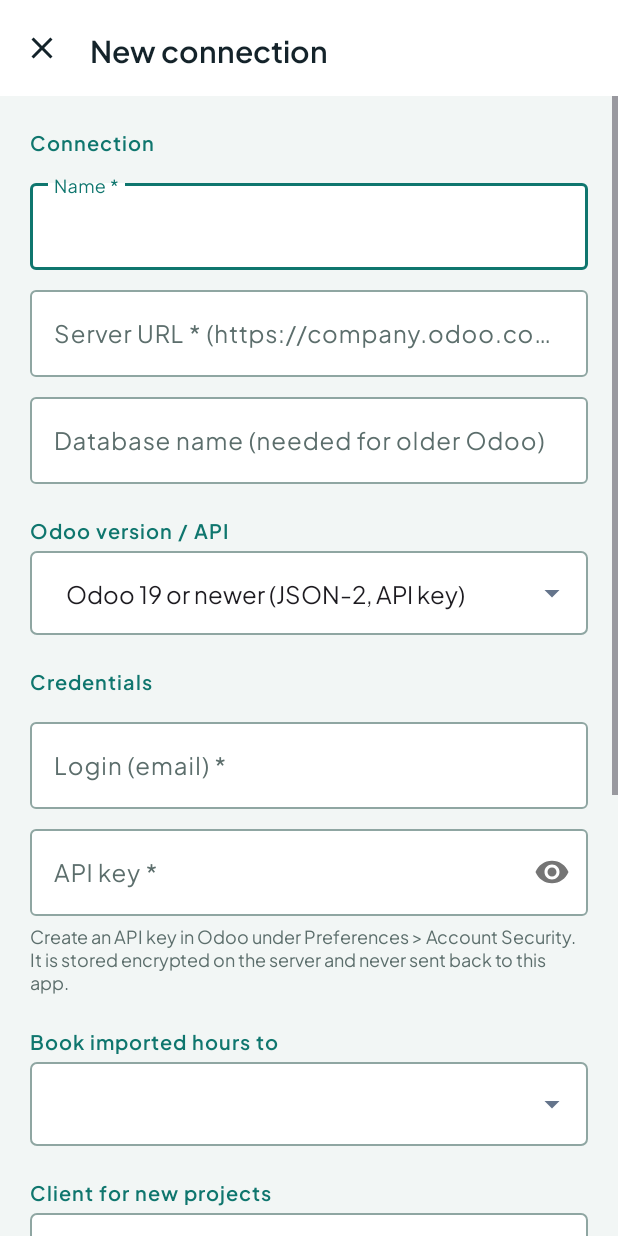
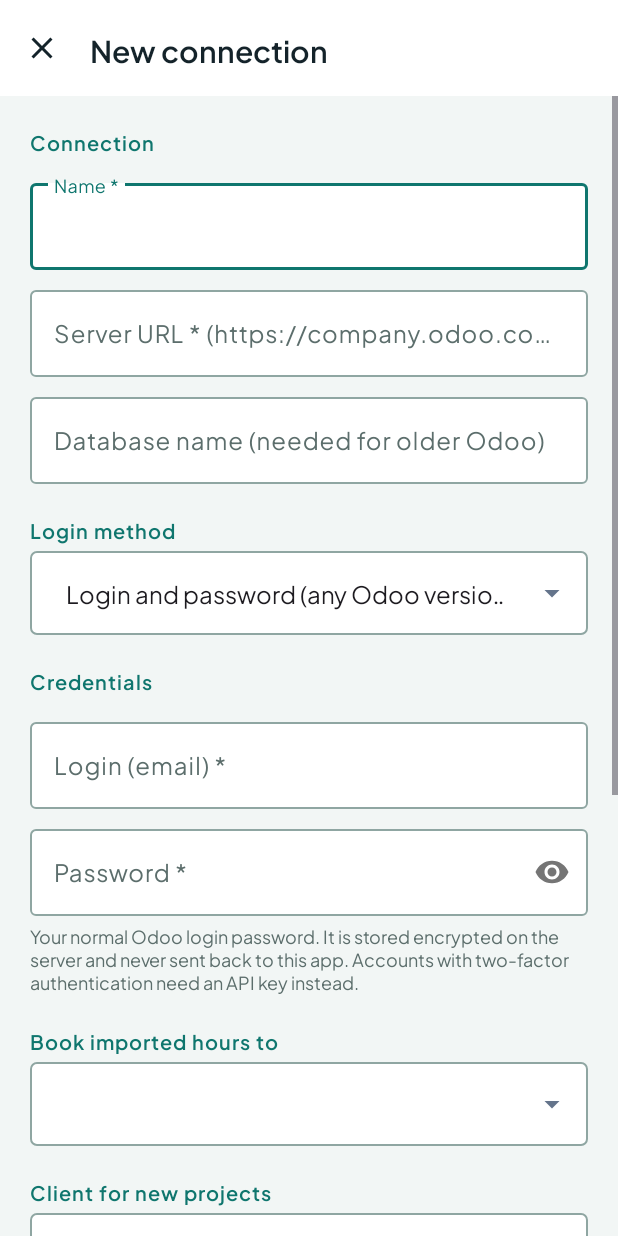
Before and after one commit to MarinKatava/invosuite-android, an Android app: the IntegrationFormActivity screen opened directly, with no data from a screen before it, on a phone screen of 412 x 824 dp. Run offline under Robolectric (Android 15) with nearby library versions, the phone set to English and light mode, and no system bars; network calls fail; 2 statements that could not run were skipped.

Commit message:
Odoo connection form: choose login/password, API key or legacy login
Also bumps Android Gradle Plugin to 8.13.2 and Gradle to 8.13.

Co-Authored-By: Claude Sonnet 5.5 <noreply@anthropic.com>

```diff
--- a/app/src/main/java/com/invoisuite/app/integration/IntegrationFormActivity.java
+++ b/app/src/main/java/com/invoisuite/app/integration/IntegrationFormActivity.java
@@ -32,10 +32,18 @@ public class IntegrationFormActivity extends BaseActivity {
 
     public static final String EXTRA_INTEGRATION_ID = "integration_id";
 
-    private static final String[] API_MODE_CODES = {"JSON2", "JSONRPC"};
+    private static final String[] API_MODE_CODES = {"SESSION", "JSON2", "JSONRPC"};
     private static final String[] API_MODE_LABELS = {
-            "Odoo 19 or newer (JSON-2, API key)",
+            "Login and password (any Odoo version)",
+            "API key (Odoo 19 or newer, JSON-2)",
             "Older Odoo (JSON-RPC, password or API key)"};
+    private static final String[] SECRET_NAMES = {"Password", "API key", "Password or API key"};
+    private static final String[] SECRET_HELP = {
+            "Your normal Odoo login password. It is stored encrypted on the server and never sent back to this app. "
+                    + "Accounts with two-factor authentication need an API key instead.",
+            "Create an API key in Odoo under Preferences > Account Security. It is stored encrypted on the server "
+                    + "and never sent back to this app.",
+            "Your Odoo password or an API key. It is stored encrypted on the server and never sent back to this app."};
 
     private ActivityIntegrationFormBinding binding;
     private ApiService api;
@@ -69,6 +77,17 @@ public class IntegrationFormActivity extends BaseActivity {
         binding.importButton.setVisibility(editing ? View.VISIBLE : View.GONE);
 
         binding.apiModeSpinner.setAdapter(new ArrayAdapter<>(this, android.R.layout.simple_spinner_dropdown_item, API_MODE_LABELS));
+        binding.apiModeSpinner.setOnItemSelectedListener(new AdapterView.OnItemSelectedListener() {
+            @Override
+            public void onItemSelected(AdapterView<?> parent, View view, int position, long id) {
+                updateSecretTexts();
+            }
+
+            @Override
+            public void onNothingSelected(AdapterView<?> parent) {
+            }
+        });
+        updateSecretTexts();
         companyAdapter = new ArrayAdapter<>(this, android.R.layout.simple_spinner_dropdown_item, companyLabels);
         binding.companySpinner.setAdapter(companyAdapter);
         clientAdapter = new ArrayAdapter<>(this, android.R.layout.simple_spinner_dropdown_item, clientLabels);
@@ -189,11 +208,11 @@ public class IntegrationFormActivity extends BaseActivity {
         binding.activeSwitch.setChecked(c.active());
 
         hasStoredKey = c.hasApiKey();
-        binding.apiKeyLayout.setHint(hasStoredKey ? "API key (leave blank to keep the saved one)" : "API key *");
 
         for (int i = 0; i < API_MODE_CODES.length; i++) {
             if (API_MODE_CODES[i].equals(c.apiMode())) binding.apiModeSpinner.setSelection(i);
         }
+        updateSecretTexts();
 
         pendingClientId = c.clientId();
         for (int i = 0; i < companies.size(); i++) {
@@ -203,6 +222,14 @@ public class IntegrationFormActivity extends BaseActivity {
             }
         }
         loadClients(c.companyId());
+    }
+
+    /** Labels the secret field (password vs API key) to match the selected login method. */
+    private void updateSecretTexts() {
+        int mode = Math.max(0, binding.apiModeSpinner.getSelectedItemPosition());
+        String name = SECRET_NAMES[mode];
+        binding.apiKeyLayout.setHint(hasStoredKey ? name + " (leave blank to keep the saved one)" : name + " *");
+        binding.apiKeyHelp.setText(SECRET_HELP[mode]);
     }
 
     /** Builds the request from the form, or returns null after telling the user what is missing. */
@@ -226,7 +253,7 @@ public class IntegrationFormActivity extends BaseActivity {
             return null;
         }
         if (apiKey.isEmpty() && !hasStoredKey) {
-            toast("Enter the API key");
+            toast("Enter the " + SECRET_NAMES[binding.apiModeSpinner.getSelectedItemPosition()].toLowerCase());
             return null;
         }
 
--- a/app/src/main/res/layout/activity_integration_form.xml
+++ b/app/src/main/res/layout/activity_integration_form.xml
@@ -43,7 +43,7 @@
                 <com.google.android.material.textfield.TextInputEditText android:id="@+id/dbInput" style="@style/FormInput" />
             </com.google.android.material.textfield.TextInputLayout>
 
-            <TextView style="@style/SectionLabel" android:text="Odoo version / API" />
+            <TextView style="@style/SectionLabel" android:text="Login method" />
             <Spinner
         android:background="@drawable/bg_spinner"
         android:paddingStart="16dp"
@@ -62,7 +62,7 @@
                 android:id="@+id/apiKeyLayout"
                 style="@style/FormField"
                 app:passwordToggleEnabled="true"
-                android:hint="API key *">
+                android:hint="Password *">
                 <com.google.android.material.textfield.TextInputEditText
                     android:id="@+id/apiKeyInput"
                     style="@style/FormInput"
--- a/build.gradle
+++ b/build.gradle
@@ -1,3 +1,3 @@
 plugins {
-    id 'com.android.application' version '8.5.2' apply false
+    id 'com.android.application' version '8.13.2' apply false
 }
```
Also changed, not shown: gradle/wrapper/gradle-wrapper.properties, 1 other file.
